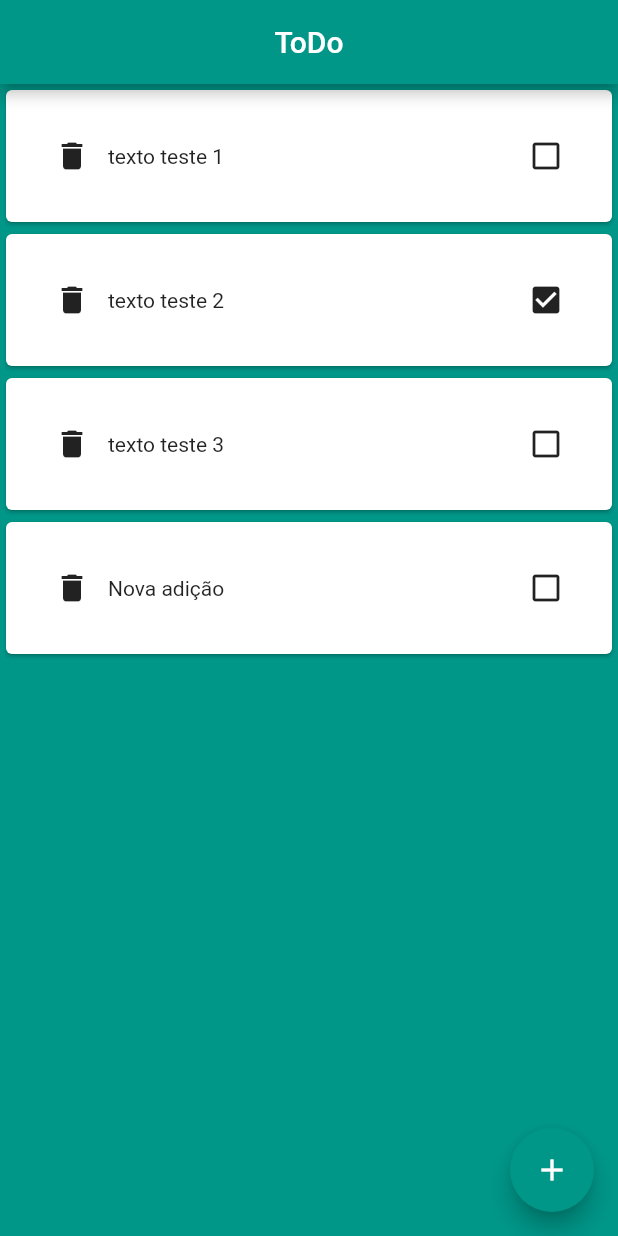
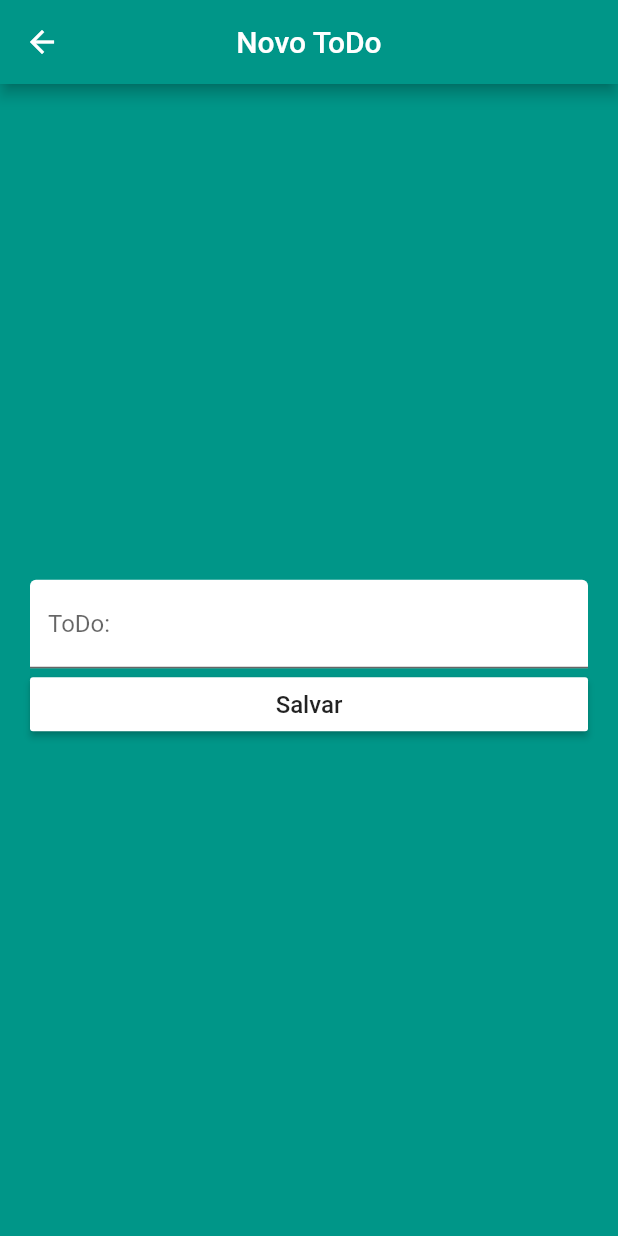
Before and after one commit to gabrielcesar95/todo, a Flutter app: the screen it shows after launch, after a tap on the "add" icon, on a phone screen of 412 x 824 dp. Run offline on Flutter 3.47's test engine with Material 2 defaults, Android fonts, the phone set to English and light mode, and no system bars.

Commit message:
started creation

```diff
--- a/lib/main.dart
+++ b/lib/main.dart
@@ -1,5 +1,6 @@
 import 'package:flutter/material.dart';
 import 'package:todo/pages/home.page.dart';
+import 'package:todo/pages/new.page.dart';
 
 void main() => runApp(MyApp());
 
@@ -13,6 +14,10 @@ class MyApp extends StatelessWidget {
         primarySwatch: Colors.teal,
       ),
       home: HomePage(),
+      routes: <String, WidgetBuilder> {
+        '/home': (BuildContext context) => HomePage(),
+        '/new': (BuildContext context) => NewTodo(),
+      },
     );
   }
 }
--- a/lib/pages/home.page.dart
+++ b/lib/pages/home.page.dart
@@ -35,11 +35,7 @@ class _HomePageState extends State<HomePage> {
       floatingActionButton: FloatingActionButton(
         child: Icon(Icons.add),
         onPressed: () {
-          print('clicked "Add" button');
-
-          setState(() {
-            this.todos.add({'text': 'Nova adição', 'checked': false});
-          });
+          Navigator.of(context).pushNamed('/new');
         },
       ),
     );
--- /dev/null
+++ b/lib/pages/new.page.dart
@@ -0,0 +1,53 @@
+import 'package:flutter/material.dart';
+
+class NewTodo extends StatefulWidget {
+  @override
+  _NewTodoState createState() => _NewTodoState();
+}
+
+class _NewTodoState extends State<NewTodo> {
+  TextEditingController text = TextEditingController();
+
+  @override
+  Widget build(BuildContext context) {
+    return Scaffold(
+      appBar: AppBar(
+        centerTitle: true,
+        title: Text('Novo ToDo'),
+      ),
+      backgroundColor: Theme.of(context).primaryColor,
+      body: Column(
+        mainAxisAlignment: MainAxisAlignment.center,
+        crossAxisAlignment: CrossAxisAlignment.stretch,
+        children: <Widget>[
+          Container(
+            padding: EdgeInsets.only(left: 20, right: 20),
+            child: TextFormField(
+              style: TextStyle(
+                color: Colors.white,
+              ),
+              decoration: InputDecoration(
+                  labelText: 'ToDo:', fillColor: Colors.white, filled: true),
+              onSaved: (String value) {
+                print(value);
+              },
+            ),
+          ),
+          Container(
+            padding: EdgeInsets.only(left: 20, right: 20),
+            child: RaisedButton(
+              color: Colors.white,
+              child: Text(
+                'Salvar',
+                style: TextStyle(fontSize: 16),
+              ),
+              onPressed: () {
+                print('clicked save button');
+              },
+            ),
+          )
+        ],
+      ),
+    );
+  }
+}
```
